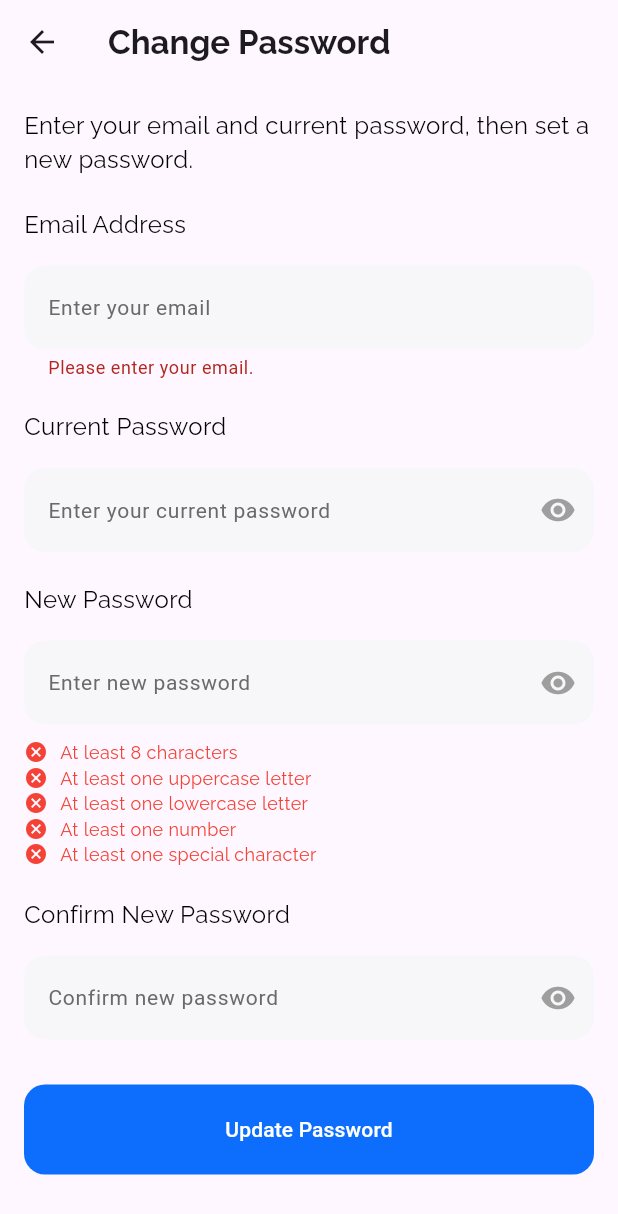
After one commit to ezzzep/SMART-LOBBY-LIGHTING, a Flutter app: the ForgotPasswordScreen screen opened directly, after a tap on "Update Password", on a phone screen of 412 x 824 dp. The commit adds this screen. Shown: the top 1214 px of the screen. Run offline on Flutter 3.47's test engine with Material 3 defaults, Android fonts, the light colour scheme and no system bars; our stand-ins replace cloud_firestore, firebase_auth, firebase_core, flutter_blue_plus, fluttertoast, google_fonts and 2 more; accounts and stored records are empty.

Commit message:
added forgot password function

```diff
--- a/lib/main.dart
+++ b/lib/main.dart
@@ -4,9 +4,9 @@ import 'package:flutter/material.dart';
 import 'package:smart_lighting/firebase_options.dart';
 import 'package:smart_lighting/screens/login/login_screen.dart';
 import 'package:smart_lighting/screens/dashboard/dashboard_screen.dart';
-import 'package:smart_lighting/screens/verification/verify_email_screen.dart'; // Added
+import 'package:smart_lighting/screens/verification/verify_email_screen.dart';
 import 'package:cloud_firestore/cloud_firestore.dart';
-import 'package:fluttertoast/fluttertoast.dart'; // Added for toast messages
+import 'package:fluttertoast/fluttertoast.dart';
 
 Future<void> main() async {
   WidgetsFlutterBinding.ensureInitialized();
@@ -15,10 +15,8 @@ Future<void> main() async {
     await Firebase.initializeApp(
       options: DefaultFirebaseOptions.currentPlatform,
     );
-    // Optional: Log success
     print("Firebase initialized successfully");
   } catch (e) {
-    // Handle Firebase initialization errors
     print("Firebase initialization error: $e");
     Fluttertoast.showToast(
       msg: "Failed to initialize Firebase. Please check your connection.",
@@ -40,10 +38,10 @@ class MyApp extends StatelessWidget {
   Widget build(BuildContext context) {
     return MaterialApp(
       debugShowCheckedModeBanner: false,
-      home: AuthWrapper(),
+      home: const AuthWrapper(),
       theme: ThemeData(
         primarySwatch: Colors.blue,
-      ), // Optional: Add theme for consistency
+      ),
     );
   }
 }
@@ -63,7 +61,6 @@ class AuthWrapper extends StatelessWidget {
         final User? user = snapshot.data;
 
         if (user != null) {
-          // User is signed in, check Firestore data and email verification
           return FutureBuilder<DocumentSnapshot>(
             future: FirebaseFirestore.instance
                 .collection('users')
@@ -75,7 +72,6 @@ class AuthWrapper extends StatelessWidget {
               }
 
               if (firestoreSnapshot.hasError) {
-                // Handle Firestore errors (e.g., PERMISSION_DENIED)
                 print("Firestore error: ${firestoreSnapshot.error}");
                 Fluttertoast.showToast(
                   msg: "Error accessing user data. Please try again later.",
@@ -85,29 +81,26 @@ class AuthWrapper extends StatelessWidget {
                   textColor: Colors.white,
                   fontSize: 14.0,
                 );
-                return const Login(); // Redirect to Login on error
+                return const Login();
               }
 
               if (firestoreSnapshot.hasData && firestoreSnapshot.data!.exists) {
-                // User exists in Firestore, check email verification
                 if (user.emailVerified) {
                   print("User ${user.email ?? 'unknown'} signed in, email verified, going to Home");
                   return const Home();
                 } else {
                   print("User ${user.email ?? 'unknown'} signed in, email not verified");
-                  // Navigate to VerifyEmailScreen if email is available
                   return user.email != null
                       ? VerifyEmailScreen(email: user.email!)
-                      : const Login(); // Fallback to Login if no email
+                      : const Login();
                 }
               } else {
                 print("User ${user.uid} signed in but no Firestore data found");
-                return const Login(); // No Firestore data, back to Login
+                return const Login();
               }
             },
           );
         } else {
-          // User is not signed in
           print("No user signed in, showing Login");
           return const Login();
         }
--- /dev/null
+++ b/lib/screens/ForgotPasswordScreen/forgot_password_screen.dart
@@ -0,0 +1,560 @@
+import 'package:firebase_auth/firebase_auth.dart';
+import 'package:flutter/material.dart';
+import 'package:fluttertoast/fluttertoast.dart';
+import 'package:google_fonts/google_fonts.dart';
+
+class ForgotPasswordScreen extends StatefulWidget {
+  const ForgotPasswordScreen({super.key});
+
+  @override
+  State<ForgotPasswordScreen> createState() => _ForgotPasswordScreenState();
+}
+
+class _ForgotPasswordScreenState extends State<ForgotPasswordScreen> {
+  final TextEditingController _emailController = TextEditingController();
+  final TextEditingController _currentPasswordController = TextEditingController();
+  final TextEditingController _newPasswordController = TextEditingController();
+  final TextEditingController _confirmPasswordController = TextEditingController();
+
+  String? _emailError;
+  String? _currentPasswordError;
+  String? _newPasswordError;
+  String? _confirmPasswordError;
+
+  bool _obscureCurrentPassword = true;
+  bool _obscureNewPassword = true;
+  bool _obscureConfirmPassword = true;
+  bool _isLoading = false;
+
+  // Password requirement flags
+  bool _hasMinLength = false;
+  bool _hasUppercase = false;
+  bool _hasLowercase = false;
+  bool _hasNumber = false;
+  bool _hasSpecialChar = false;
+
+  @override
+  void dispose() {
+    _emailController.dispose();
+    _currentPasswordController.dispose();
+    _newPasswordController.dispose();
+    _confirmPasswordController.dispose();
+    super.dispose();
+  }
+
+  // Validate password against requirements
+  void _validatePassword(String password) {
+    setState(() {
+      _hasMinLength = password.length >= 8;
+      _hasUppercase = RegExp(r'[A-Z]').hasMatch(password);
+      _hasLowercase = RegExp(r'[a-z]').hasMatch(password);
+      _hasNumber = RegExp(r'[0-9]').hasMatch(password);
+      _hasSpecialChar = RegExp(r'[!@#$%^&*(),.?":{}|<>]').hasMatch(password);
+    });
+  }
+
+  // Check if the new password is the same as the current password
+  Future<bool> _isSameAsCurrentPassword(String email, String newPassword) async {
+    try {
+      await FirebaseAuth.instance.signInWithEmailAndPassword(
+        email: email,
+        password: newPassword,
+      );
+      return true; // If sign-in succeeds, the new password is the same as the current one
+    } on FirebaseAuthException catch (e) {
+      if (e.code == 'wrong-password') {
+        return false; // New password is different
+      }
+      return false; // Other errors, assume it's different to avoid blocking the user
+    }
+  }
+
+  Future<void> _updatePassword() async {
+    setState(() {
+      _emailError = null;
+      _currentPasswordError = null;
+      _newPasswordError = null;
+      _confirmPasswordError = null;
+      _isLoading = true;
+    });
+
+    String email = _emailController.text.trim();
+    String currentPassword = _currentPasswordController.text.trim();
+    String newPassword = _newPasswordController.text.trim();
+    String confirmPassword = _confirmPasswordController.text.trim();
+
+    // Basic field validation
+    if (email.isEmpty) {
+      setState(() {
+        _emailError = "Please enter your email.";
+        _isLoading = false;
+      });
+      return;
+    }
+
+    if (currentPassword.isEmpty) {
+      setState(() {
+        _currentPasswordError = "Please enter your current password.";
+        _isLoading = false;
+      });
+      return;
+    }
+
+    if (newPassword.isEmpty) {
+      setState(() {
+        _newPasswordError = "Please enter a new password.";
+        _isLoading = false;
+      });
+      return;
+    }
+
+    if (confirmPassword.isEmpty) {
+      setState(() {
+        _confirmPasswordError = "Please confirm your new password.";
+        _isLoading = false;
+      });
+      return;
+    }
+
+    if (newPassword != confirmPassword) {
+      setState(() {
+        _confirmPasswordError = "Passwords do not match.";
+        _isLoading = false;
+      });
+      return;
+    }
+
+    // Password strength validation
+    if (!_hasMinLength) {
+      setState(() {
+        _newPasswordError = "Password must be at least 8 characters long.";
+        _isLoading = false;
+      });
+      return;
+    }
+    if (!_hasUppercase) {
+      setState(() {
+        _newPasswordError = "Password must contain at least one uppercase letter.";
+        _isLoading = false;
+      });
+      return;
+    }
+    if (!_hasLowercase) {
+      setState(() {
+        _newPasswordError = "Password must contain at least one lowercase letter.";
+        _isLoading = false;
+      });
+      return;
+    }
+    if (!_hasNumber) {
+      setState(() {
+        _newPasswordError = "Password must contain at least one number.";
+        _isLoading = false;
+      });
+      return;
+    }
+    if (!_hasSpecialChar) {
+      setState(() {
+        _newPasswordError = "Password must contain at least one special character.";
+        _isLoading = false;
+      });
+      return;
+    }
+
+    try {
+      // Step 1: Verify the user's identity by signing in with the current password
+      UserCredential userCredential = await FirebaseAuth.instance.signInWithEmailAndPassword(
+        email: email,
+        password: currentPassword,
+      );
+
+      User? user = userCredential.user;
+      if (user == null) {
+        setState(() {
+          _emailError = "Failed to authenticate user.";
+          _isLoading = false;
+        });
+        return;
+      }
+
+      // Step 2: Check if the new password is the same as the current password
+      bool isSameAsCurrent = await _isSameAsCurrentPassword(email, newPassword);
+      if (isSameAsCurrent) {
+        setState(() {
+          _newPasswordError = "New password cannot be the same as the current password.";
+          _isLoading = false;
+        });
+        return;
+      }
+
+      // Step 3: Update the password
+      await user.updatePassword(newPassword);
+
+      Fluttertoast.showToast(
+        msg: "Password updated successfully. Please sign in with your new password.",
+        toastLength: Toast.LENGTH_LONG,
+        gravity: ToastGravity.SNACKBAR,
+        backgroundColor: Colors.black54,
+        textColor: Colors.white,
+        fontSize: 14.0,
+      );
+
+      // Sign out the user after updating the password
+      await FirebaseAuth.instance.signOut();
+
+      // Navigate back to the login screen
+      Navigator.pop(context);
+    } on FirebaseAuthException catch (e) {
+      String errorMessage = "Failed to update password. Please try again.";
+      if (e.code == 'user-not-found') {
+        errorMessage = "No user found with this email.";
+        setState(() {
+          _emailError = errorMessage;
+        });
+      } else if (e.code == 'wrong-password') {
+        errorMessage = "Incorrect current password.";
+        setState(() {
+          _currentPasswordError = errorMessage;
+        });
+      } else if (e.code == 'weak-password') {
+        errorMessage = "The new password is too weak.";
+        setState(() {
+          _newPasswordError = errorMessage;
+        });
+      } else if (e.code == 'invalid-email') {
+        errorMessage = "Invalid email address.";
+        setState(() {
+          _emailError = errorMessage;
+        });
+      } else if (e.code == 'requires-recent-login') {
+        errorMessage = "Please sign out and sign in again to update your password.";
+        setState(() {
+          _emailError = errorMessage;
+        });
+      }
+      Fluttertoast.showToast(
+        msg: errorMessage,
+        toastLength: Toast.LENGTH_LONG,
+        gravity: ToastGravity.SNACKBAR,
+        backgroundColor: Colors.black54,
+        textColor: Colors.white,
+        fontSize: 14.0,
+      );
+    } finally {
+      setState(() {
+        _isLoading = false;
+      });
+    }
+  }
+
+  @override
+  Widget build(BuildContext context) {
+    return Scaffold(
+      appBar: AppBar(
+        title: Text(
+          "Change Password",
+          style: GoogleFonts.raleway(
+            fontWeight: FontWeight.bold,
+          ),
+        ),
+      ),
+      body: Padding(
+        padding: const EdgeInsets.symmetric(horizontal: 16, vertical: 16),
+        child: SingleChildScrollView(
+          child: Column(
+            crossAxisAlignment: CrossAxisAlignment.start,
+            children: [
+              Text(
+                "Enter your email and current password, then set a new password.",
+                style: GoogleFonts.raleway(
+                  textStyle: const TextStyle(
+                    color: Colors.black,
+                    fontSize: 16,
+                  ),
+                ),
+              ),
+              const SizedBox(height: 20),
+              // Email Field
+              Text(
+                'Email Address',
+                style: GoogleFonts.raleway(
+                  textStyle: const TextStyle(
+                    color: Colors.black,
+                    fontWeight: FontWeight.normal,
+                    fontSize: 16,
+                  ),
+                ),
+              ),
+              const SizedBox(height: 16),
+              TextField(
+                controller: _emailController,
+                keyboardType: TextInputType.emailAddress,
+                autofillHints: const [AutofillHints.email],
+                decoration: InputDecoration(
+                  filled: true,
+                  hintText: 'Enter your email',
+                  hintStyle: const TextStyle(
+                    color: Color(0xff6A6A6A),
+                    fontWeight: FontWeight.normal,
+                    fontSize: 14,
+                  ),
+                  fillColor: const Color(0xffF7F7F9),
+                  border: OutlineInputBorder(
+                    borderSide: BorderSide.none,
+                    borderRadius: BorderRadius.circular(14),
+                  ),
+                  errorText: _emailError,
+                  enabledBorder: OutlineInputBorder(
+                    borderSide: _emailError != null
+                        ? const BorderSide(color: Colors.red, width: 1.5)
+                        : BorderSide.none,
+                    borderRadius: BorderRadius.circular(14),
+                  ),
+                  focusedBorder: OutlineInputBorder(
+                    borderSide: _emailError != null
+                        ? const BorderSide(color: Colors.red, width: 1.5)
+                        : const BorderSide(color: Colors.blue, width: 1.5),
+                    borderRadius: BorderRadius.circular(14),
+                  ),
+                ),
+                onChanged: (_) => setState(() {
+                  _emailError = null;
+                }),
+              ),
+              const SizedBox(height: 20),
+              // Current Password Field
+              Text(
+                'Current Password',
+                style: GoogleFonts.raleway(
+                  textStyle: const TextStyle(
+                    color: Colors.black,
+                    fontWeight: FontWeight.normal,
+                    fontSize: 16,
+                  ),
+                ),
+              ),
+              const SizedBox(height: 16),
+              TextField(
+                obscureText: _obscureCurrentPassword,
+                controller: _currentPasswordController,
+                decoration: InputDecoration(
+                  filled: true,
+                  hintText: 'Enter your current password',
+                  hintStyle: const TextStyle(
+                    color: Color(0xff6A6A6A),
+                    fontWeight: FontWeight.normal,
+                    fontSize: 14,
+                  ),
+                  fillColor: const Color(0xffF7F7F9),
+                  border: OutlineInputBorder(
+                    borderSide: BorderSide.none,
+                    borderRadius: BorderRadius.circular(14),
+                  ),
+                  errorText: _currentPasswordError,
+                  enabledBorder: OutlineInputBorder(
+                    borderSide: _currentPasswordError != null
+                        ? const BorderSide(color: Colors.red, width: 1.5)
+                        : BorderSide.none,
+                    borderRadius: BorderRadius.circular(14),
+                  ),
+                  focusedBorder: OutlineInputBorder(
+                    borderSide: _currentPasswordError != null
+                        ? const BorderSide(color: Colors.red, width: 1.5)
+                        : const BorderSide(color: Colors.blue, width: 1.5),
+                    borderRadius: BorderRadius.circular(14),
+                  ),
+                  suffixIcon: IconButton(
+                    icon: Icon(
+                      _obscureCurrentPassword ? Icons.visibility : Icons.visibility_off,
+                      color: Colors.grey,
+                    ),
+                    onPressed: () =>
+                        setState(() => _obscureCurrentPassword = !_obscureCurrentPassword),
+                  ),
+                ),
+                onChanged: (_) => setState(() {
+                  _currentPasswordError = null;
+                }),
+              ),
+              const SizedBox(height: 20),
+              // New Password Field
+              Text(
+                'New Password',
+                style: GoogleFonts.raleway(
+                  textStyle: const TextStyle(
+                    color: Colors.black,
+                    fontWeight: FontWeight.normal,
+                    fontSize: 16,
+                  ),
+                ),
+              ),
+              const SizedBox(height: 16),
+              TextField(
+                obscureText: _obscureNewPassword,
+                controller: _newPasswordController,
+                decoration: InputDecoration(
+                  filled: true,
+                  hintText: 'Enter new password',
+                  hintStyle: const TextStyle(
+                    color: Color(0xff6A6A6A),
+                    fontWeight: FontWeight.normal,
+                    fontSize: 14,
+                  ),
+                  fillColor: const Color(0xffF7F7F9),
+                  border: OutlineInputBorder(
+                    borderSide: BorderSide.none,
+                    borderRadius: BorderRadius.circular(14),
+                  ),
+                  errorText: _newPasswordError,
+                  enabledBorder: OutlineInputBorder(
+                    borderSide: _newPasswordError != null
+                        ? const BorderSide(color: Colors.red, width: 1.5)
+                        : BorderSide.none,
+                    borderRadius: BorderRadius.circular(14),
+                  ),
+                  focusedBorder: OutlineInputBorder(
+                    borderSide: _newPasswordError != null
+                        ? const BorderSide(color: Colors.red, width: 1.5)
+                        : const BorderSide(color: Colors.blue, width: 1.5),
+                    borderRadius: BorderRadius.circular(14),
+                  ),
+                  suffixIcon: IconButton(
+                    icon: Icon(
+                      _obscureNewPassword ? Icons.visibility : Icons.visibility_off,
+                      color: Colors.grey,
+                    ),
+                    onPressed: () =>
+                        setState(() => _obscureNewPassword = !_obscureNewPassword),
+                  ),
+                ),
+                onChanged: (value) {
+                  _validatePassword(value);
+                  setState(() {
+                    _newPasswordError = null;
+                  });
+                },
+              ),
+              const SizedBox(height: 10),
+              // Password requirements feedback
+              _buildPasswordRequirement(
+                "At least 8 characters",
+                _hasMinLength,
+              ),
+              _buildPasswordRequirement(
+                "At least one uppercase letter",
+                _hasUppercase,
+              ),
+              _buildPasswordRequirement(
+                "At least one lowercase letter",
+                _hasLowercase,
+              ),
+              _buildPasswordRequirement(
+                "At least one number",
+                _hasNumber,
+              ),
+              _buildPasswordRequirement(
+                "At least one special character",
+                _hasSpecialChar,
+              ),
+              const SizedBox(height: 20),
+              // Confirm Password Field
+              Text(
+                'Confirm New Password',
+                style: GoogleFonts.raleway(
+                  textStyle: const TextStyle(
+                    color: Colors.black,
+                    fontWeight: FontWeight.normal,
+                    fontSize: 16,
+                  ),
+                ),
+              ),
+              const SizedBox(height: 16),
+              TextField(
+                obscureText: _obscureConfirmPassword,
+                controller: _confirmPasswordController,
+                decoration: InputDecoration(
+                  filled: true,
+                  hintText: 'Confirm new password',
+                  hintStyle: const TextStyle(
+                    color: Color(0xff6A6A6A),
+                    fontWeight: FontWeight.normal,
+                    fontSize: 14,
+                  ),
+                  fillColor: const Color(0xffF7F7F9),
+                  border: OutlineInputBorder(
+                    borderSide: BorderSide.none,
+                    borderRadius: BorderRadius.circular(14),
+                  ),
+                  errorText: _confirmPasswordError,
+                  enabledBorder: OutlineInputBorder(
+                    borderSide: _confirmPasswordError != null
+                        ? const BorderSide(color: Colors.red, width: 1.5)
+                        : BorderSide.none,
+                    borderRadius: BorderRadius.circular(14),
+                  ),
+                  focusedBorder: OutlineInputBorder(
+                    borderSide: _confirmPasswordError != null
+                        ? const BorderSide(color: Colors.red, width: 1.5)
+                        : const BorderSide(color: Colors.blue, width: 1.5),
+                    borderRadius: BorderRadius.circular(14),
+                  ),
+                  suffixIcon: IconButton(
+                    icon: Icon(
+                      _obscureConfirmPassword ? Icons.visibility : Icons.visibility_off,
+                      color: Colors.grey,
+                    ),
+                    onPressed: () =>
+                        setState(() => _obscureConfirmPassword = !_obscureConfirmPassword),
+                  ),
+                ),
+                onChanged: (_) => setState(() {
+                  _confirmPasswordError = null;
+                }),
+              ),
+              const SizedBox(height: 30),
+              ElevatedButton(
+                style: ElevatedButton.styleFrom(
+                  backgroundColor: const Color(0xff0D6EFD),
+                  shape: RoundedRectangleBorder(
+                    borderRadius: BorderRadius.circular(14),
+                  ),
+                  minimumSize: const Size(double.infinity, 60),
+                  elevation: 0,
+                ),
+                onPressed: _isLoading ? null : _updatePassword,
+                child: _isLoading
+                    ? const CircularProgressIndicator(color: Colors.white)
+                    : const Text(
+                  "Update Password",
+                  style: TextStyle(color: Colors.white),
+                ),
+              ),
+            ],
+          ),
+        ),
+      ),
+    );
+  }
+
+  Widget _buildPasswordRequirement(String requirement, bool isMet) {
+    return Row(
+      children: [
+        Icon(
+          isMet ? Icons.check_circle : Icons.cancel,
+          color: isMet ? Colors.green : Colors.red,
+          size: 16,
+        ),
+        const SizedBox(width: 8),
+        Text(
+          requirement,
+          style: GoogleFonts.raleway(
+            textStyle: TextStyle(
+              color: isMet ? Colors.green : Colors.red,
+              fontSize: 12,
+            ),
+          ),
+        ),
+      ],
+    );
+  }
+}
--- a/lib/screens/login/login_screen.dart
+++ b/lib/screens/login/login_screen.dart
@@ -3,6 +3,7 @@ import 'package:flutter/gestures.dart';
 import 'package:flutter/material.dart';
 import 'package:google_fonts/google_fonts.dart';
 import 'package:fluttertoast/fluttertoast.dart';
+import 'package:smart_lighting/screens/ForgotPasswordScreen/forgot_password_screen.dart'; // Added
 import 'package:smart_lighting/screens/signup/signup_screen.dart';
 import 'package:smart_lighting/services/service.dart';
 
@@ -51,7 +52,9 @@ class _LoginState extends State<Login> {
                     _emailAddress(),
                     const SizedBox(height: 20),
                     _password(),
-                    const SizedBox(height: 50),
+                    const SizedBox(height: 10),
+                    _forgotPassword(context), // Added
+                    const SizedBox(height: 40),
                     _signin(context),
                   ],
                 ),
@@ -196,6 +199,32 @@ class _LoginState extends State<Login> {
     );
   }
 
+  Widget _forgotPassword(BuildContext context) {
+    return Align(
+      alignment: Alignment.centerRight,
+      child: TextButton(
+        onPressed: () {
+          Navigator.push(
+            context,
+            MaterialPageRoute(
+              builder: (context) => const ForgotPasswordScreen(),
+            ),
+          );
+        },
+        child: Text(
+          "Forgot Password?",
+          style: GoogleFonts.raleway(
+            textStyle: const TextStyle(
+              color: Color(0xff0D6EFD),
+              fontWeight: FontWeight.w500,
+              fontSize: 14,
+            ),
+          ),
+        ),
+      ),
+    );
+  }
+
   Widget _signin(BuildContext context) {
     return ElevatedButton(
       style: ElevatedButton.styleFrom(
```
Also changed, not shown: 1 other file.
